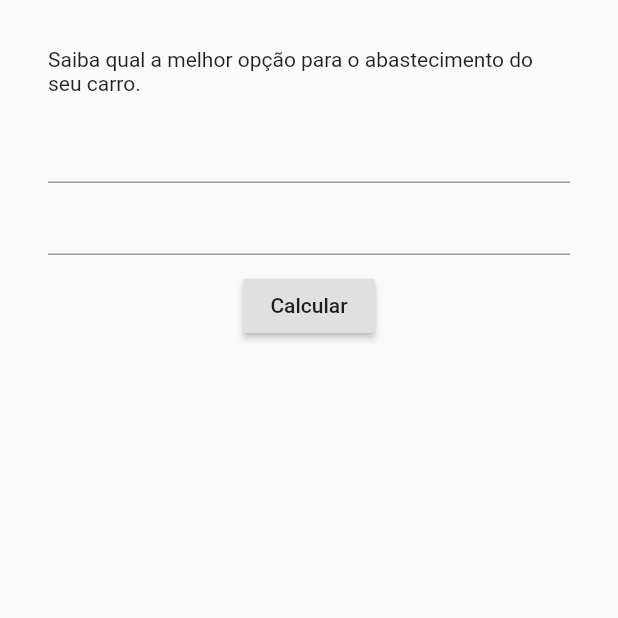
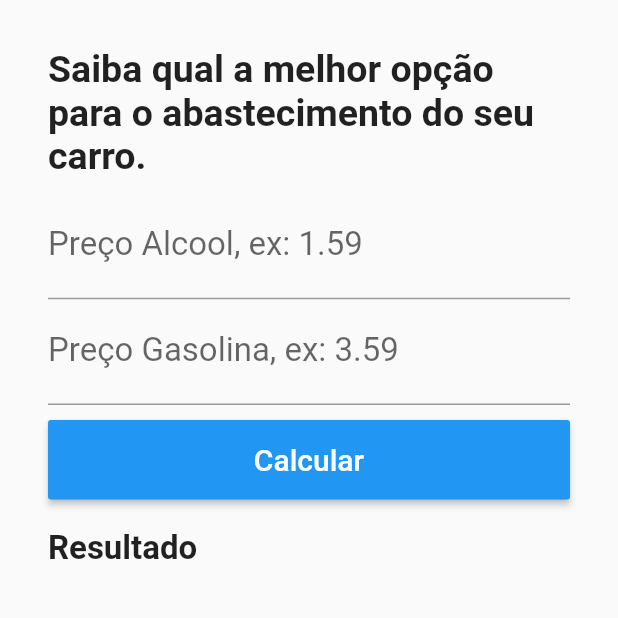
Before and after one commit to jrdutra/EstudandoFlutter, a Flutter app: the screen it shows after launch, on a phone screen of 412 x 824 dp, the part 268-886 px from its top. Run offline on Flutter 3.47's test engine with Material 2 defaults, Android fonts, the phone set to English and light mode, and no system bars.

Commit message:
Entrada de dados

```diff
--- a/alcool_gasolina/lib/Home.dart
+++ b/alcool_gasolina/lib/Home.dart
@@ -7,6 +7,10 @@
 }
 
 class _HomeState extends State<Home> {
+
+  TextEditingController _controllerAlcool = TextEditingController();
+  TextEditingController _controllerGasolina = TextEditingController();
+
   @override
   Widget build(BuildContext context) {
     return Scaffold(
@@ -15,8 +19,10 @@
         backgroundColor: Colors.blue,
       ),
       body: Container(
+        child: SingleChildScrollView(
           padding: EdgeInsets.all(32),
           child: Column(
+            crossAxisAlignment: CrossAxisAlignment.stretch,
             children: <Widget>[
               Padding(
                   padding: EdgeInsets.only(bottom: 32),
@@ -24,19 +30,62 @@
               ),
               Padding(
                 padding: EdgeInsets.only(bottom: 10),
-              child: Text("Saiba qual a melhor opção para o abastecimento do seu carro."),
+                child: Text(
+                  "Saiba qual a melhor opção para o abastecimento do seu carro.",
+                  style: TextStyle(
+                      fontSize: 25,
+                      fontWeight: FontWeight.bold
                   ),
-            TextField(),
-            TextField(),
+                ),
+              ),
+              TextField(
+                keyboardType: TextInputType.number,
+                decoration: InputDecoration(
+                    labelText: "Preço Alcool, ex: 1.59"
+                ),
+                style: TextStyle(
+                    fontSize: 22
+                ),
+                controller: _controllerAlcool,
+              ),
+              TextField(
+                keyboardType: TextInputType.number,
+                decoration: InputDecoration(
+                    labelText: "Preço Gasolina, ex: 3.59"
+                ),
+                style: TextStyle(
+                    fontSize: 22
+                ),
+                controller: _controllerGasolina,
+              ),
               Padding(
                 padding: EdgeInsets.only(top: 10),
                 child: RaisedButton(
-                child: Text("Calcular"),
+                  color: Colors.blue,
+                  textColor: Colors.white,
+                  padding: EdgeInsets.all(15),
+                  child: Text(
+                    "Calcular",
+                    style: TextStyle(
+                        fontSize: 20
+                    ),
+                  ),
                   onPressed: (){},
+                ),
+              ),
+              Padding(
+                padding: EdgeInsets.only(top: 20),
+                child: Text(
+                  "Resultado",
+                  style: TextStyle(
+                      fontSize: 22,
+                      fontWeight: FontWeight.bold
+                  ),
                 ),
               )
             ],
           ),
+        )
       ),
     );
   }
```
Lines whose indentation alone changed are shown as unchanged.
